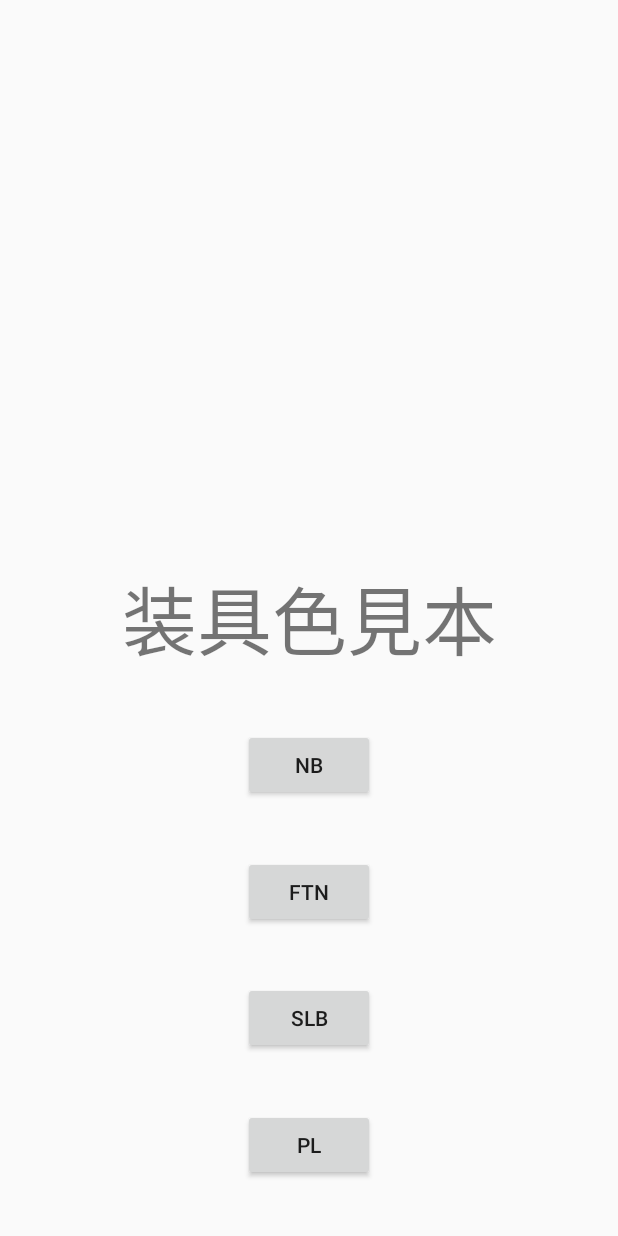
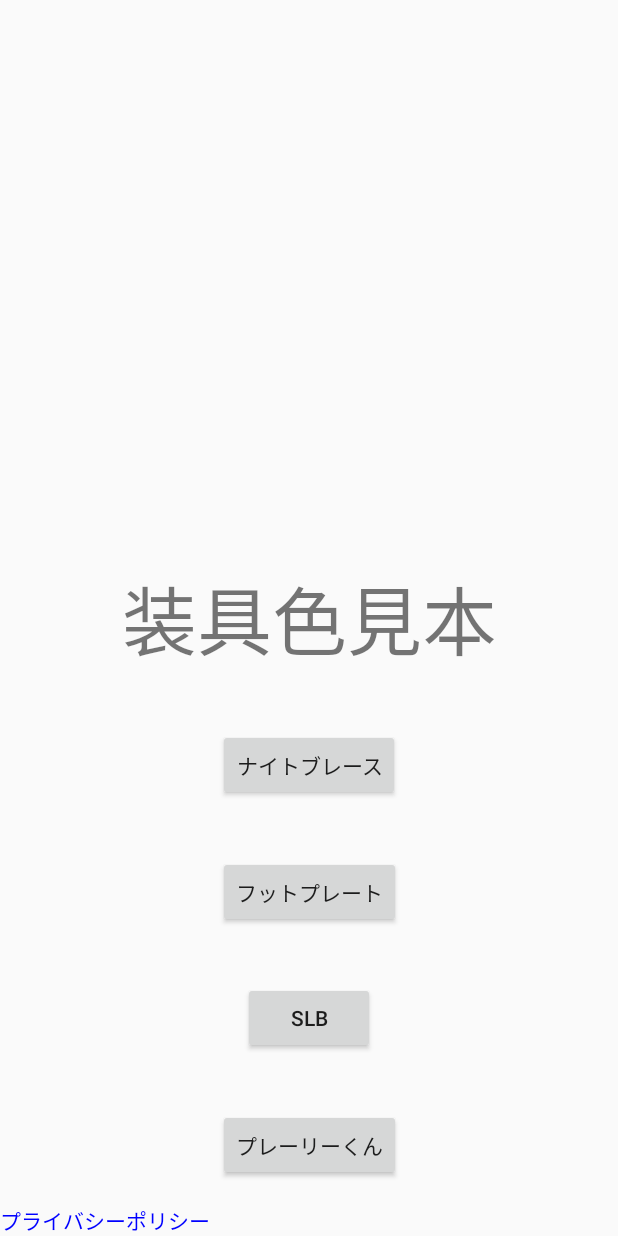
Before and after one commit to nokopi36/colorSample, an Android app: the layout activity_main.xml on its own in the app's theme, with its tools: preview values and no code run, on a phone screen of 412 x 824 dp. Run offline under Robolectric (Android 15) with nearby library versions, the phone set to English and light mode, and no system bars.

Commit message:
ナイトブレースとSLBのプラスチックの色変更、プライバシーポリシーボタンを追加

```diff
--- a/app/src/main/java/com/nokopi/colorsample/ChangeColors.kt
+++ b/app/src/main/java/com/nokopi/colorsample/ChangeColors.kt
@@ -17,14 +17,14 @@ class ChangeColors {
             R.drawable.button_red, R.drawable.button_lightgreen, R.drawable.button_mandarinorange, R.drawable.button_framingopink, R.drawable.button_beigerose, R.drawable.button_sapphireblue)
         val buttonsColor = listOf(R.drawable.button_white, R.drawable.button_black, R.drawable.button_blue, R.drawable.button_red, R.drawable.button_green, R.drawable.button_yamabukitya, R.drawable.button_sepia,
             R.drawable.button_framingopink, R.drawable.button_cork, R.drawable.button_vanilla)
-        val plColor = listOf(R.drawable.button_lightsalmon, R.drawable.button_white, R.drawable.button_black, R.drawable.button_red, R.drawable.button_green, R.drawable.button_blue, R.drawable.button_deepskyblue, R.drawable.button_maroon,
+        val regPlasticsColor = listOf(R.drawable.button_lightsalmon, R.drawable.button_white, R.drawable.button_black, R.drawable.button_red, R.drawable.button_green, R.drawable.button_blue, R.drawable.button_deepskyblue, R.drawable.button_maroon,
             R.drawable.butyon_hotpink)
         val plSpongesColor = listOf(R.drawable.button_white, R.drawable.button_black, R.drawable.button_mint, R.drawable.button_lightgreen, R.drawable.button_deepskyblue
             , R.drawable.button_orange, R.drawable.button_pink)
         val whiteBlack = listOf(R.drawable.button_white, R.drawable.button_black)
     }
 
-    fun changePlColors(d: Drawable?, position: Int, imageView: ImageView){
+    fun changeRegPlasticColors(d: Drawable?, position: Int, imageView: ImageView){
         when(position){
             0 -> {
                 changeColor(d!!, CustomColor.lightsalmon, imageView)
--- a/app/src/main/java/com/nokopi/colorsample/NBCustomColor.kt
+++ b/app/src/main/java/com/nokopi/colorsample/NBCustomColor.kt
@@ -50,11 +50,11 @@ class NBCustomColor : AppCompatActivity() {
         imageView9.setImageResource(R.drawable.nb9)
 
         val image1Spinner: Spinner = findViewById(R.id.image1Spinner)
-        val customDropDownAdapter1 = CustomSpinnerAdapter(ChangeColors.plasticsColor)
+        val customDropDownAdapter1 = CustomSpinnerAdapter(ChangeColors.regPlasticsColor)
         image1Spinner.adapter = customDropDownAdapter1
         image1Spinner.onItemSelectedListener = object : AdapterView.OnItemSelectedListener{
             override fun onItemSelected(p0: AdapterView<*>?, p1: View?, position: Int, p3: Long) {
-               changeColors.changePlasticColors(d1, position, imageView)
+               changeColors.changeRegPlasticColors(d1, position, imageView)
             }
             override fun onNothingSelected(p0: AdapterView<*>?) { }
         }
--- a/app/src/main/java/com/nokopi/colorsample/SLBCustomColor.kt
+++ b/app/src/main/java/com/nokopi/colorsample/SLBCustomColor.kt
@@ -56,11 +56,11 @@ class SLBCustomColor : AppCompatActivity() {
         imageView10.setImageResource(R.drawable.slb10)
 
         val image1Spinner: Spinner = findViewById(R.id.image1Spinner)
-        val customDropDownAdapter1 = CustomSpinnerAdapter(ChangeColors.plasticsColor)
+        val customDropDownAdapter1 = CustomSpinnerAdapter(ChangeColors.regPlasticsColor)
         image1Spinner.adapter = customDropDownAdapter1
         image1Spinner.onItemSelectedListener = object : AdapterView.OnItemSelectedListener{
             override fun onItemSelected(p0: AdapterView<*>?, p1: View?, position: Int, p3: Long) {
-                changeColors.changePlasticColors(d1, position, imageView)
+                changeColors.changeRegPlasticColors(d1, position, imageView)
             }
             override fun onNothingSelected(p0: AdapterView<*>?) { }
         }
--- a/app/src/main/res/layout/activity_main.xml
+++ b/app/src/main/res/layout/activity_main.xml
@@ -64,4 +64,16 @@
         app:layout_constraintRight_toRightOf="parent"
         app:layout_constraintBottom_toBottomOf="parent"/>
 
+    <TextView
+        android:layout_width="wrap_content"
+        android:layout_height="wrap_content"
+        android:text="@string/privacyPolicy"
+        android:textColor="@color/blue"
+        android:clickable="true"
+        android:focusable="true"
+        android:focusableInTouchMode="true"
+        android:onClick="gotoPrivacyPolicy"
+        app:layout_constraintBottom_toBottomOf="parent"
+        app:layout_constraintLeft_toLeftOf="parent"/>
+
 </androidx.constraintlayout.widget.ConstraintLayout>
--- a/app/src/main/res/values/strings.xml
+++ b/app/src/main/res/values/strings.xml
@@ -9,10 +9,10 @@
     <string name="image7">image7</string>
     <string name="image8">image8</string>
     <string name="image9">image9</string>
-    <string name="nb">NB</string>
-    <string name="ftn">FTN</string>
+    <string name="nb">ナイトブレース</string>
+    <string name="ftn">フットプレート</string>
     <string name="slb">SLB</string>
-    <string name="pl">PL</string>
+    <string name="pl">プレーリーくん</string>
     <string name="plastic">プラスチック</string>
     <string name="belt">ベルト</string>
     <string name="utibari">内張り</string>
@@ -23,4 +23,5 @@
     <string name="kan">カン</string>
     <string name="button">ボタン</string>
     <string name="back">戻る</string>
+    <string name="privacyPolicy">プライバシーポリシー</string>
 </resources>
```
Also changed, not shown: app/src/main/java/com/nokopi/colorsample/MainActivity.kt (+180 -108 lines).
